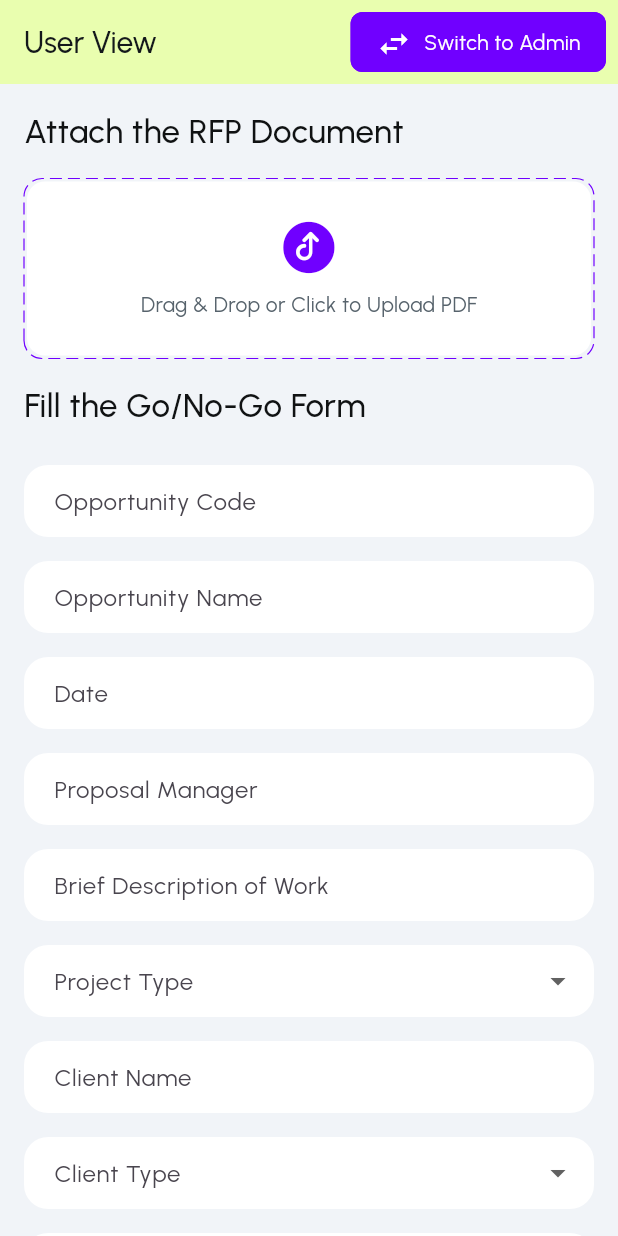
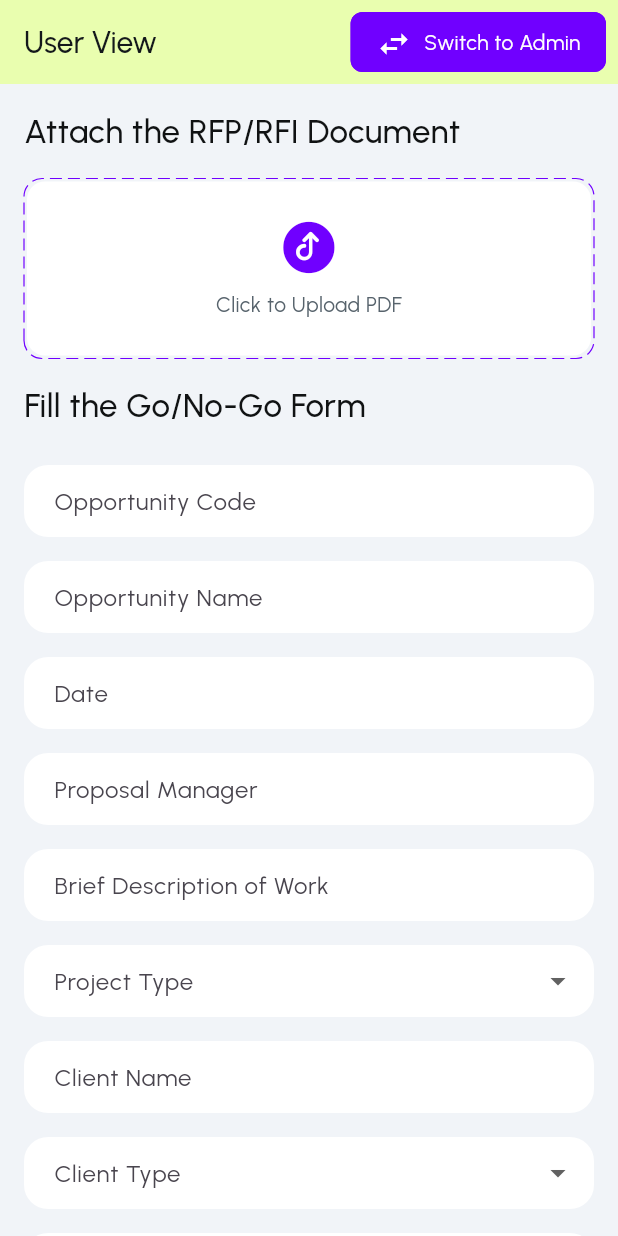
Before and after one commit to DebdaruDG/JasaraPOC, a Flutter app: the screen it shows after launch, on a phone screen of 412 x 824 dp. Run offline on Flutter 3.47's test engine with Material 3 defaults, Android fonts, the phone set to English and light mode, and no system bars; drawn by our look-alikes of dotted_border; our stand-ins replace cloud_firestore, file_picker, firebase_core; accounts and stored records are empty.

Commit message:
UI changes in the point of labels and buttons

```diff
--- a/lib/models/assessment_result.dart
+++ b/lib/models/assessment_result.dart
@@ -29,7 +29,8 @@ class AssessmentResult {
       criteriaList: [
         AssessmentCriteria(
           title: 'Clarity',
-          response: 'The RFP was clearly articulated and aligns with goals.',
+          response:
+              'The RFP/RFI was clearly articulated and aligns with goals.',
           score: 9.0,
         ),
         AssessmentCriteria(
--- a/lib/views/user/home_page.dart
+++ b/lib/views/user/home_page.dart
@@ -193,7 +193,7 @@ class HomePage extends StatelessWidget {
                   crossAxisAlignment: CrossAxisAlignment.start,
                   children: [
                     Text(
-                      "Attach the RFP Document",
+                      "Attach the RFP/RFI Document",
                       style: JasaraTextStyles.primaryText500.copyWith(
                         fontSize: 22,
                         color: JasaraPalette.dark2,
@@ -229,28 +229,28 @@ class HomePage extends StatelessWidget {
                               .toList(),
                     ),
                     const SizedBox(height: 16),
-                    const Text(
-                      "Final Decision:",
-                      style: JasaraTextStyles.primaryText500,
-                    ),
-                    Row(
-                      children: [
-                        Checkbox(
-                          value: provider.finalDecision == 'Go',
-                          onChanged: (val) {
-                            provider.setFinalDecision(val! ? 'Go' : null);
-                          },
-                        ),
-                        const Text("Go"),
-                        Checkbox(
-                          value: provider.finalDecision == 'No Go',
-                          onChanged: (val) {
-                            provider.setFinalDecision(val! ? 'No Go' : null);
-                          },
-                        ),
-                        const Text("No Go"),
-                      ],
-                    ),
+                    // const Text(
+                    //   "Final Decision:",
+                    //   style: JasaraTextStyles.primaryText500,
+                    // ),
+                    // Row(
+                    //   children: [
+                    //     Checkbox(
+                    //       value: provider.finalDecision == 'Go',
+                    //       onChanged: (val) {
+                    //         provider.setFinalDecision(val! ? 'Go' : null);
+                    //       },
+                    //     ),
+                    //     const Text("Go"),
+                    //     Checkbox(
+                    //       value: provider.finalDecision == 'No Go',
+                    //       onChanged: (val) {
+                    //         provider.setFinalDecision(val! ? 'No Go' : null);
+                    //       },
+                    //     ),
+                    //     const Text("No Go"),
+                    //   ],
+                    // ),
                     const SizedBox(height: 16),
                     Row(
                       mainAxisAlignment: MainAxisAlignment.center,
@@ -350,7 +350,8 @@ class HomePage extends StatelessWidget {
                           ),
                           SizedBox(height: 8),
                           Text(
-                            "Drag & Drop or Click to Upload PDF",
+                            // Drag & Drop or
+                            "Click to Upload PDF",
                             style: JasaraTextStyles.primaryText400,
                           ),
                         ],
```
